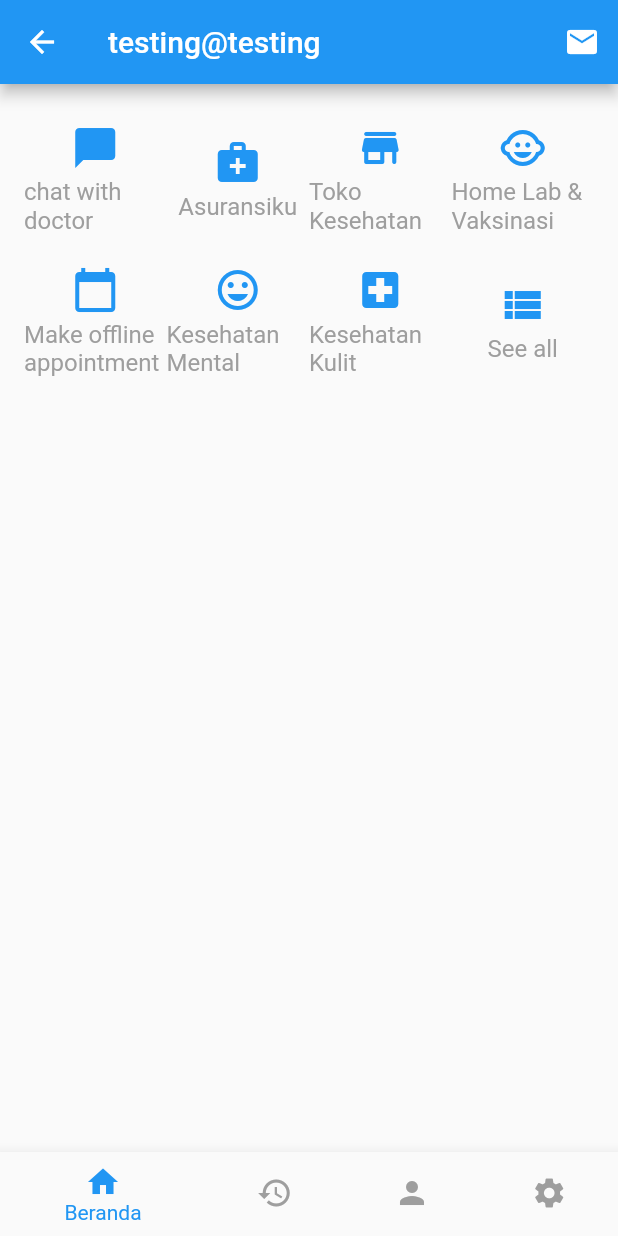
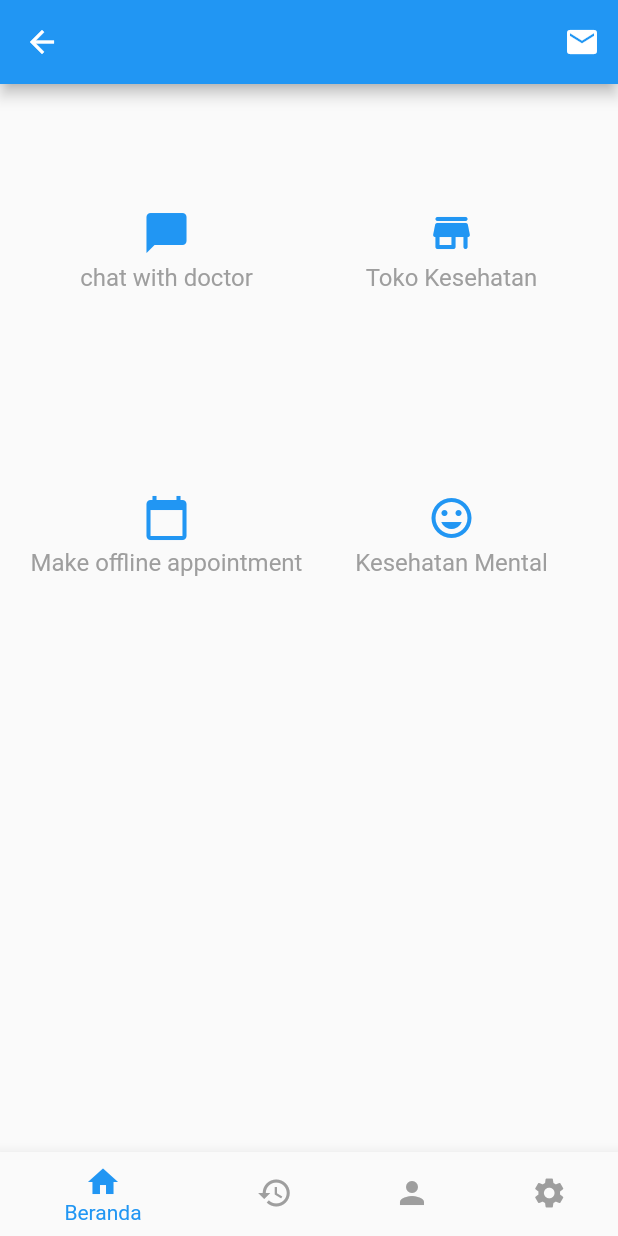
Before and after one commit to FrederickYapiter2411/Clairvoyance--Big-Project, a Flutter app: the Register screen opened directly, after a tap on "Register", on a phone screen of 412 x 824 dp. Run offline on Flutter 3.47's test engine with Material 3 defaults, Android fonts, the phone set to English and light mode, and no system bars.

Commit message:
Memperbarui username

```diff
--- a/lib/main.dart
+++ b/lib/main.dart
@@ -11,7 +11,7 @@ class MyApp extends StatelessWidget {
   @override
   Widget build(BuildContext context) {
     return MaterialApp(
-      home: Login(),
+      home: const Login(),
       theme: ThemeData(useMaterial3: false),
       debugShowCheckedModeBanner: false,
     );
--- a/lib/screens/home.dart
+++ b/lib/screens/home.dart
@@ -5,11 +5,18 @@ import 'package:flutter/material.dart';
 import 'package:clairvoyant_tubes/screens/profile.dart';
 
 class Home extends StatefulWidget {
+  const Home({required this.username});
+
+  final String username;
+
   @override
-  _MyHomePageState createState() => _MyHomePageState();
+  _MyHomePageState createState() => _MyHomePageState(username1: username);
 }
 
 class _MyHomePageState extends State<Home> {
+  _MyHomePageState({required this.username1});
+
+  final String username1;
   int _selectedIndex = 0;
 
   final List<Widget> _children = [
@@ -29,7 +36,7 @@ class _MyHomePageState extends State<Home> {
   Widget build(BuildContext context) {
     return Scaffold(
       appBar: AppBar(
-        title: const Text('testing@testing'),
+        title: Text(username1),
         actions: [
           IconButton(
               onPressed: () {
@@ -76,19 +83,17 @@ class _HomePage extends StatelessWidget {
       child: Column(
         crossAxisAlignment: CrossAxisAlignment.start,
         children: [
+          Container(
+
+          ),
           Expanded(
             child: GridView.count(
-              crossAxisCount: 4,
+              crossAxisCount: 2,
               children: [
                 _buildGridItem('chat with doctor', Icons.chat_bubble),
-                _buildGridItem('Asuransiku', Icons.medical_services),
                 _buildGridItem('Toko Kesehatan', Icons.store_rounded),
-                _buildGridItem('Home Lab & Vaksinasi', Icons.child_care),
-                _buildGridItem(
-                    'Make offline appointment', Icons.calendar_today),
+                _buildGridItem('Make offline appointment', Icons.calendar_today),
                 _buildGridItem('Kesehatan Mental', Icons.mood),
-                _buildGridItem('Kesehatan Kulit', Icons.local_hospital),
-                _buildGridItem('See all', Icons.view_list)
               ],
             ),
           ),
--- a/lib/screens/inbox_messages.dart
+++ b/lib/screens/inbox_messages.dart
@@ -29,14 +29,14 @@ class InboxMessage extends StatelessWidget {
             child: Text(
               judul,
               textAlign: TextAlign.center,
-              style: TextStyle(fontSize: 36, fontWeight: FontWeight.bold),
+              style: const TextStyle(fontSize: 36, fontWeight: FontWeight.bold),
             ),
           ),
           Text(tempat,
               style: TextStyle(
                   color: Colors.grey[600], fontWeight: FontWeight.bold)),
           const SizedBox(height: 15),
-          Text("$mulai s/d $selesai", style: TextStyle(color: Colors.grey)),
+          Text("$mulai s/d $selesai", style: const TextStyle(color: Colors.grey)),
           const Spacer(),
           TextButton(
               onPressed: () {
--- a/lib/screens/register.dart
+++ b/lib/screens/register.dart
@@ -122,7 +122,7 @@ class _RegisterState extends State<Register> {
                   });
                 } else {
                   Navigator.of(context).pushReplacement(
-                      MaterialPageRoute(builder: (context) => Home()));
+                      MaterialPageRoute(builder: (context) => Home(username: inputUsername.text,)));
                 }
               },
               child: Text('Register'),
```
Also changed, not shown: lib/screens/login.dart (+22 -20 lines), 1 other file.
